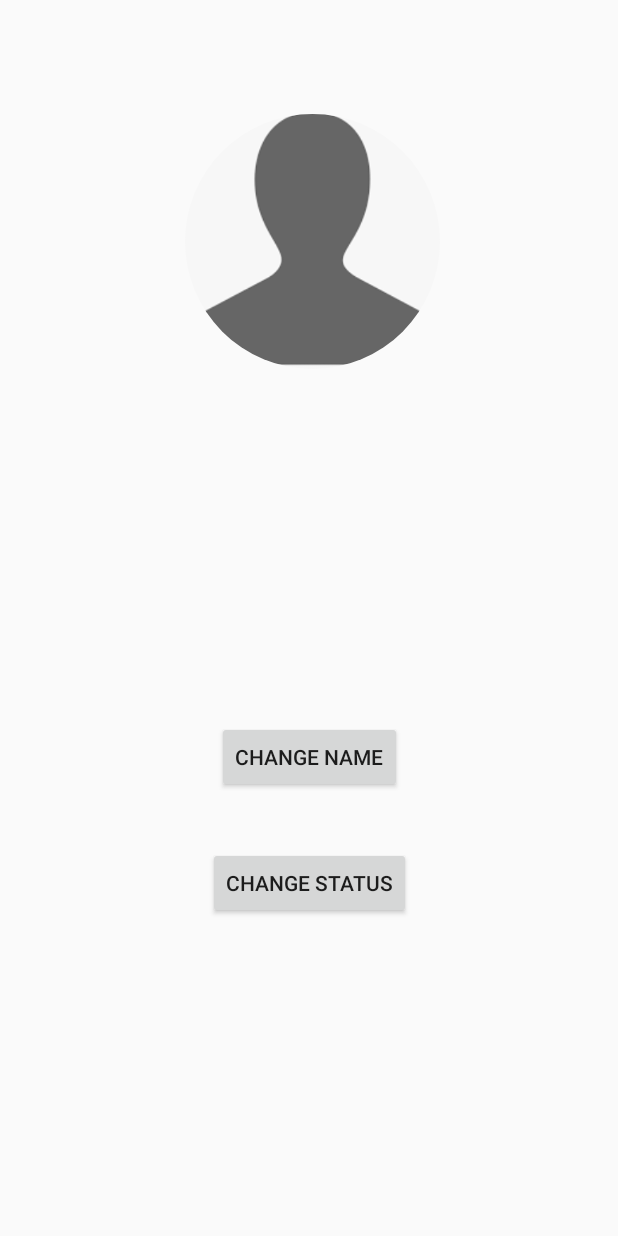
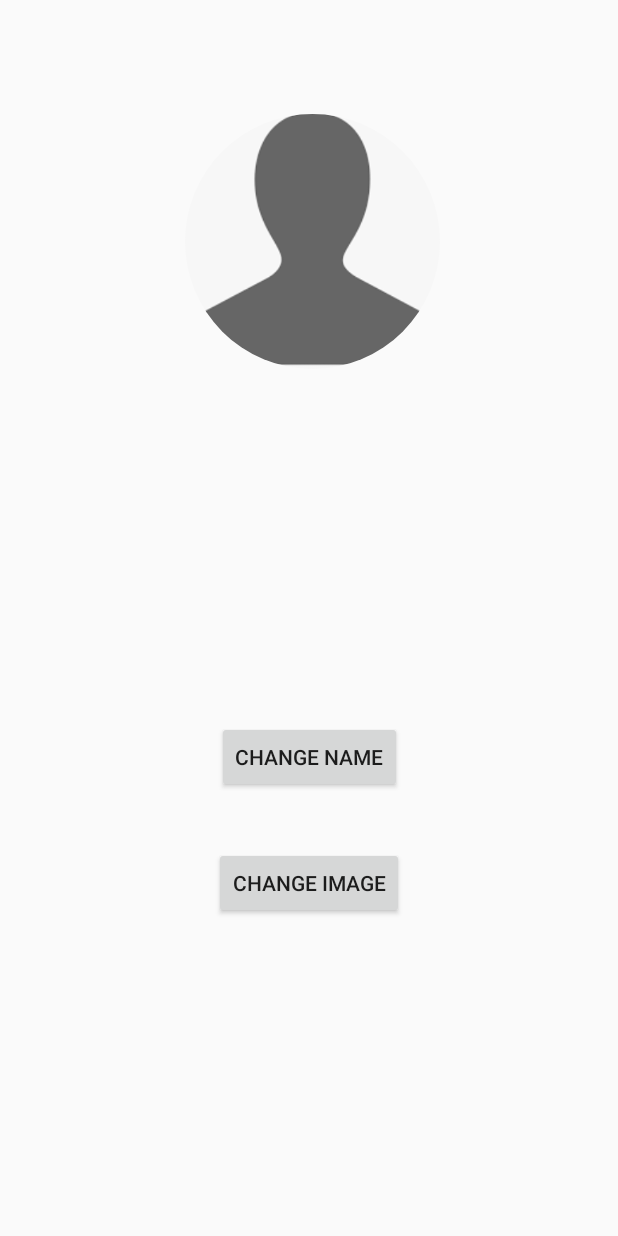
Before and after one commit to ArjunLuam/JustChat, an Android app: the SettingsActivity screen opened directly, with no data from a screen before it, on a phone screen of 412 x 824 dp. Run offline under Robolectric (Android 15) with nearby library versions, the phone set to English and light mode, and no system bars; our stand-ins replace CircleImageView, Firebase (no records; nobody signed in at launch, a user with empty details on screens opened directly); 4 statements that could not run were skipped.

Commit message:
bugs fixed

```diff
--- a/app/src/main/java/com/example/justchat/SettingsActivity.java
+++ b/app/src/main/java/com/example/justchat/SettingsActivity.java
@@ -52,7 +52,7 @@ public class SettingsActivity extends AppCompatActivity {
 
         //taking out his database
 
-        mUserdatabase= FirebaseDatabase.getInstance().getReference().child("Users").child(current_uid);
+        mUserdatabase= FirebaseDatabase.getInstance().getReference().child("User").child(current_uid);
         mUserdatabase.addValueEventListener(new ValueEventListener() {
             @Override
             public void onDataChange(@NonNull DataSnapshot dataSnapshot) {
@@ -73,7 +73,10 @@ public class SettingsActivity extends AppCompatActivity {
         mstatusbutton.setOnClickListener(new View.OnClickListener() {
             @Override
             public void onClick(View v) {
+                String status_val=mstatus.getText().toString();
+                //sending old status
                 Intent status_intent=new Intent(SettingsActivity.this,StatusActivity.class);
+                status_intent.putExtra("status_value",status_val);
                 startActivity(status_intent);
             }
         });
--- a/app/src/main/res/layout/activity_settings.xml
+++ b/app/src/main/res/layout/activity_settings.xml
@@ -2,6 +2,7 @@
 <androidx.constraintlayout.widget.ConstraintLayout xmlns:android="http://schemas.android.com/apk/res/android"
     xmlns:app="http://schemas.android.com/apk/res-auto"
     xmlns:tools="http://schemas.android.com/tools"
+    android:id="@+id/change"
     android:layout_width="match_parent"
     android:layout_height="match_parent"
     tools:context=".SettingsActivity">
@@ -53,7 +54,7 @@
         android:layout_width="wrap_content"
         android:layout_height="wrap_content"
         android:layout_marginTop="36dp"
-        android:text="Change status"
+        android:text="Change Image"
         app:layout_constraintEnd_toEndOf="parent"
         app:layout_constraintStart_toStartOf="parent"
         app:layout_constraintTop_toBottomOf="@+id/changename" />
```
Also changed, not shown: app/src/main/java/com/example/justchat/StatusActivity.java (+6 -2 lines).
